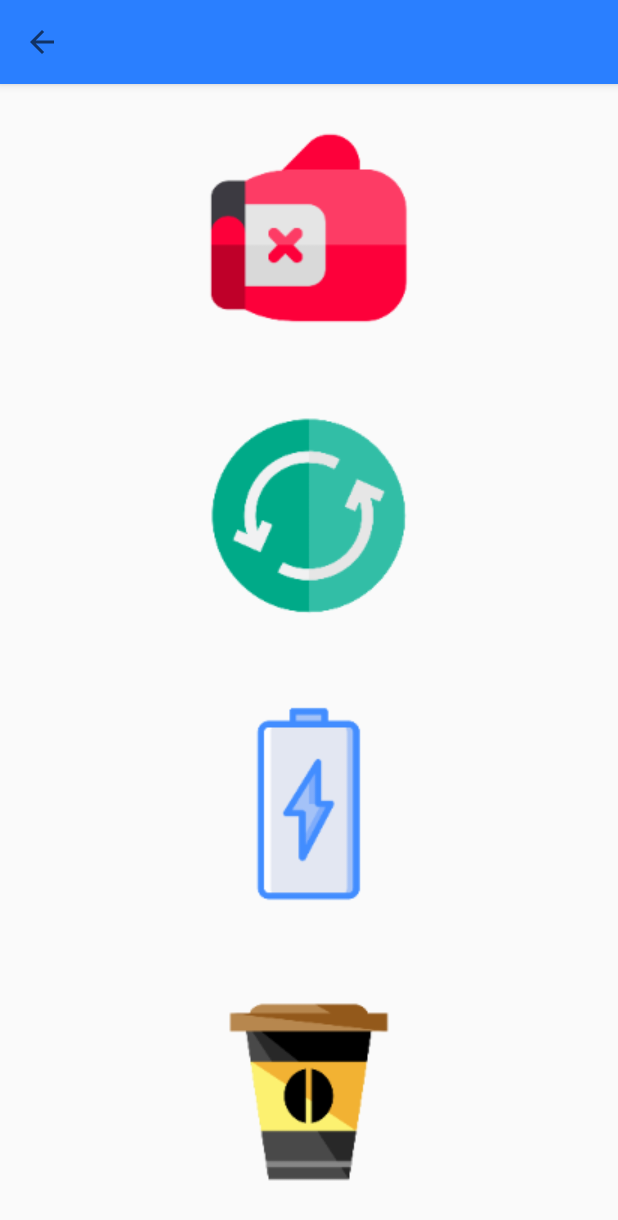
After one commit to roberto-o-r/power-nap-android, an Android app: the SetupActivity screen opened directly, with no data from a screen before it, on a phone screen of 412 x 824 dp. The commit adds this screen. Shown: the top 1220 px of the screen. Run offline under Robolectric (Android 15) with nearby library versions, the phone set to English and light mode, and no system bars.

Commit message:
Add SetupActivity and create basic ui

```diff
--- a/app/build.gradle
+++ b/app/build.gradle
@@ -28,6 +28,7 @@ dependencies {
     implementation 'com.android.support:appcompat-v7:26.1.0'
     implementation 'com.android.support.constraint:constraint-layout:1.1.0'
     implementation 'com.android.support:support-v4:26.1.0'
+    implementation 'com.android.support:design:26.1.0'
     testImplementation 'junit:junit:4.12'
     androidTestImplementation 'com.android.support.test:runner:1.0.1'
     androidTestImplementation 'com.android.support.test.espresso:espresso-core:3.0.1'
--- /dev/null
+++ b/app/src/main/java/com/isscroberto/powernap/setup/SetupActivity.kt
@@ -0,0 +1,18 @@
+package com.isscroberto.powernap.setup
+
+import android.support.v7.app.AppCompatActivity
+import android.os.Bundle
+import com.isscroberto.powernap.R
+import kotlinx.android.synthetic.main.activity_setup.*
+
+class SetupActivity : AppCompatActivity() {
+
+    override fun onCreate(savedInstanceState: Bundle?) {
+        super.onCreate(savedInstanceState)
+        setContentView(R.layout.activity_setup)
+
+        setSupportActionBar(toolbar)
+        supportActionBar?.setDisplayHomeAsUpEnabled(true)
+        supportActionBar?.setDisplayShowTitleEnabled(false)
+    }
+}
--- /dev/null
+++ b/app/src/main/res/layout/activity_setup.xml
@@ -0,0 +1,54 @@
+<?xml version="1.0" encoding="utf-8"?>
+<LinearLayout xmlns:android="http://schemas.android.com/apk/res/android"
+    xmlns:app="http://schemas.android.com/apk/res-auto"
+    xmlns:tools="http://schemas.android.com/tools"
+    android:layout_width="match_parent"
+    android:layout_height="match_parent"
+    android:orientation="vertical"
+    tools:context=".setup.SetupActivity">
+
+    <android.support.design.widget.AppBarLayout
+        android:layout_width="match_parent"
+        android:layout_height="wrap_content">
+
+        <android.support.v7.widget.Toolbar
+            android:id="@+id/toolbar"
+            android:layout_width="match_parent"
+            android:layout_height="wrap_content"
+            android:minHeight="?attr/actionBarSize" />
+
+    </android.support.design.widget.AppBarLayout>
+
+    <LinearLayout
+        android:layout_width="match_parent"
+        android:layout_height="match_parent"
+        android:orientation="vertical">
+
+        <ImageView
+            android:layout_width="match_parent"
+            android:layout_height="0dp"
+            android:layout_weight="1"
+            android:src="@drawable/ic_logo"/>
+
+        <ImageView
+            android:layout_width="match_parent"
+            android:layout_height="0dp"
+            android:layout_weight="1"
+            android:src="@drawable/ic_reload"/>
+
+        <ImageView
+            android:layout_width="match_parent"
+            android:layout_height="0dp"
+            android:layout_weight="1"
+            android:src="@drawable/ic_recharge"/>
+
+        <ImageView
+            android:layout_width="match_parent"
+            android:layout_height="0dp"
+            android:layout_weight="1"
+            android:src="@drawable/ic_coffee"/>
+
+    </LinearLayout>
+
+
+</LinearLayout>
--- a/app/src/main/res/values/strings.xml
+++ b/app/src/main/res/values/strings.xml
@@ -1,6 +1,6 @@
 <resources>
     <string name="app_name">Power Nap</string>
-
-    <!-- TODO: Remove or change this placeholder text -->
-    <string name="hello_blank_fragment">Hello blank fragment</string>
+    <string name="start_title">Need for Power?</string>
+    <string name="start_nap_button">NAP!</string>
+    <string name="start_description">A power nap will boost your memory, cognitive skills, creativity, and energy level.</string>
 </resources>
--- a/app/src/main/res/values/styles.xml
+++ b/app/src/main/res/values/styles.xml
@@ -1,14 +1,7 @@
 <resources>
 
     <!-- Base application theme. -->
-    <style name="AppTheme" parent="Theme.AppCompat.Light.DarkActionBar">
-        <!-- Customize your theme here. -->
-        <item name="colorPrimary">@color/colorPrimary</item>
-        <item name="colorPrimaryDark">@color/colorPrimaryDark</item>
-        <item name="colorAccent">@color/colorAccent</item>
-    </style>
-
-    <style name="AppTheme.NoActionBar" parent="Theme.AppCompat.Light.NoActionBar">
+    <style name="AppTheme" parent="Theme.AppCompat.Light.NoActionBar">
         <!-- Customize your theme here. -->
         <item name="colorPrimary">@color/colorPrimary</item>
         <item name="colorPrimaryDark">@color/colorPrimaryDark</item>
```
Also changed, not shown: app/src/main/AndroidManifest.xml (+9 -3 lines), app/src/main/java/com/isscroberto/powernap/start/StartFragment.kt (+13 -1 lines), app/src/main/res/layout/fragment_start.xml (+6 -6 lines), app/src/main/res/drawable-xxxhdpi/ic_coffee.png (added), app/src/main/res/drawable-xxxhdpi/ic_recharge.png (added), app/src/main/res/drawable-xxxhdpi/ic_reload.png (added).
